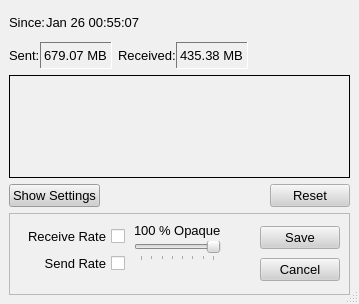
First picture: the form in src/gui/bwgraph/bwgraph.ui, repository a-ilin/vidalia, before the edit.
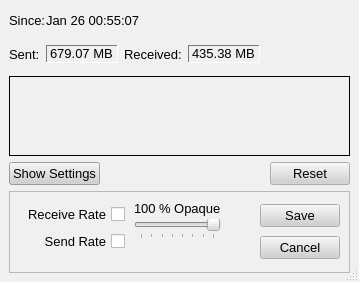
Second picture: the form after the edit. Icons and pictures are not drawn. Custom widgets are drawn as their Qt base class.

```diff
--- a/src/gui/bwgraph/bwgraph.ui
+++ b/src/gui/bwgraph/bwgraph.ui
@@ -8,8 +8,8 @@
    <rect>
     <x>0</x>
     <y>0</y>
-    <width>357</width>
-    <height>304</height>
+    <width>359</width>
+    <height>282</height>
    </rect>
   </property>
   <property name="palette" >
@@ -403,22 +403,6 @@
       <number>6</number>
      </property>
      <item>
-      <layout class="QHBoxLayout" >
-       <property name="margin" >
-        <number>0</number>
-       </property>
-       <property name="spacing" >
-        <number>6</number>
-       </property>
-       <item>
-        <layout class="QHBoxLayout" >
-         <property name="margin" >
-          <number>0</number>
-         </property>
-         <property name="spacing" >
-          <number>0</number>
-         </property>
-         <item>
           <widget class="QLabel" name="label_3" >
            <property name="maximumSize" >
             <size>
@@ -450,7 +434,7 @@
            <property name="maximumSize" >
             <size>
              <width>16777215</width>
-             <height>27</height>
+         <height>18</height>
             </size>
            </property>
            <property name="font" >
@@ -481,16 +465,6 @@
            </property>
           </widget>
          </item>
-        </layout>
-       </item>
-       <item>
-        <layout class="QHBoxLayout" >
-         <property name="margin" >
-          <number>0</number>
-         </property>
-         <property name="spacing" >
-          <number>0</number>
-         </property>
          <item>
           <widget class="QLabel" name="label_2" >
            <property name="maximumSize" >
@@ -523,7 +497,7 @@
            <property name="maximumSize" >
             <size>
              <width>16777215</width>
-             <height>27</height>
+         <height>18</height>
             </size>
            </property>
            <property name="font" >
@@ -557,10 +531,6 @@
            </property>
           </widget>
          </item>
-        </layout>
-       </item>
-      </layout>
-     </item>
      <item>
       <spacer>
        <property name="orientation" >
@@ -568,8 +538,8 @@
        </property>
        <property name="sizeHint" >
         <size>
-         <width>82</width>
-         <height>20</height>
+         <width>54</width>
+         <height>31</height>
         </size>
        </property>
       </spacer>
@@ -587,7 +557,7 @@
      <property name="font" >
       <font>
        <family>Arial</family>
-       <pointsize>8</pointsize>
+       <pointsize>10</pointsize>
        <weight>50</weight>
        <italic>false</italic>
        <bold>false</bold>
```
Lines whose indentation alone changed are shown as unchanged.
